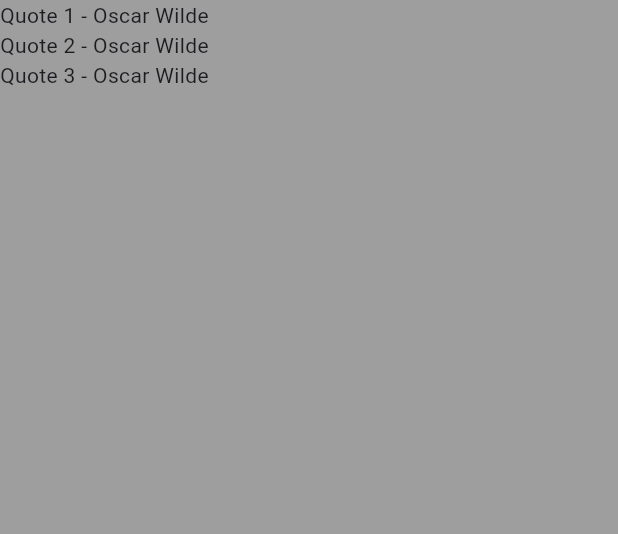
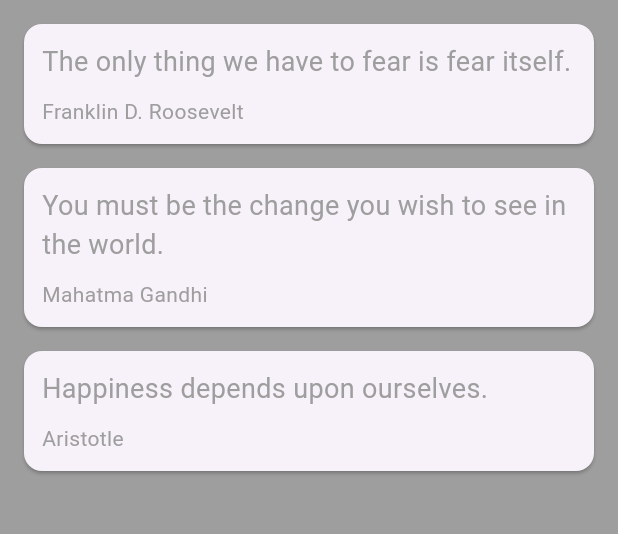
Before and after one commit to kattsy-dev/Quotes, a Flutter app: the screen it shows after launch, on a phone screen of 412 x 824 dp, the part 84-618 px from its top. Run offline on Flutter 3.47's test engine with Material 3 defaults, Android fonts, the phone set to English and light mode, and no system bars.

Commit message:
Third Update

```diff
--- a/lib/main.dart
+++ b/lib/main.dart
@@ -16,10 +16,46 @@ class QuoteList extends StatefulWidget {
 
 class _QuoteListState extends State<QuoteList> {
   List<Quote> quotes = [
-    Quote(author: "Oscar Wilde", text: "Quote 1"),
-    Quote(author: "Oscar Wilde", text: "Quote 2"),
-    Quote(author: "Oscar Wilde", text: "Quote 3"),
+    Quote(
+        author: "Franklin D. Roosevelt",
+        text: "The only thing we have to fear is fear itself."),
+    Quote(
+        author: "Mahatma Gandhi",
+        text: "You must be the change you wish to see in the world."),
+    Quote(author: "Aristotle", text: "Happiness depends upon ourselves."),
   ];
+
+  Widget quoteTemplate(quote) {
+    return Card(
+      margin: const EdgeInsets.fromLTRB(16.0, 16.0, 16.0, 0),
+      child: Padding(
+        // Main Axis goes down
+        // Cross Axis ->
+
+        padding: const EdgeInsets.all(12.0),
+        child: Column(
+          crossAxisAlignment: CrossAxisAlignment.stretch,
+          children: [
+            Text(
+              quote.text,
+              style: const TextStyle(
+                fontSize: 18.0,
+                color: Colors.grey,
+              ),
+            ),
+            const SizedBox(height: 10.0),
+            Text(
+              quote.author,
+              style: const TextStyle(
+                fontSize: 14.0,
+                color: Colors.grey,
+              ),
+            ),
+          ],
+        ),
+      ),
+    );
+  }
 
   @override
   Widget build(BuildContext context) {
@@ -31,11 +67,7 @@ class _QuoteListState extends State<QuoteList> {
         backgroundColor: Colors.redAccent,
       ),
       body: Column(
-        children: quotes
-            .map(
-              (quote) => Text("${quote.text} - ${quote.author}"),
-            )
-            .toList(),
+        children: quotes.map((quote) => quoteTemplate(quote)).toList(),
       ),
     );
   }
```
